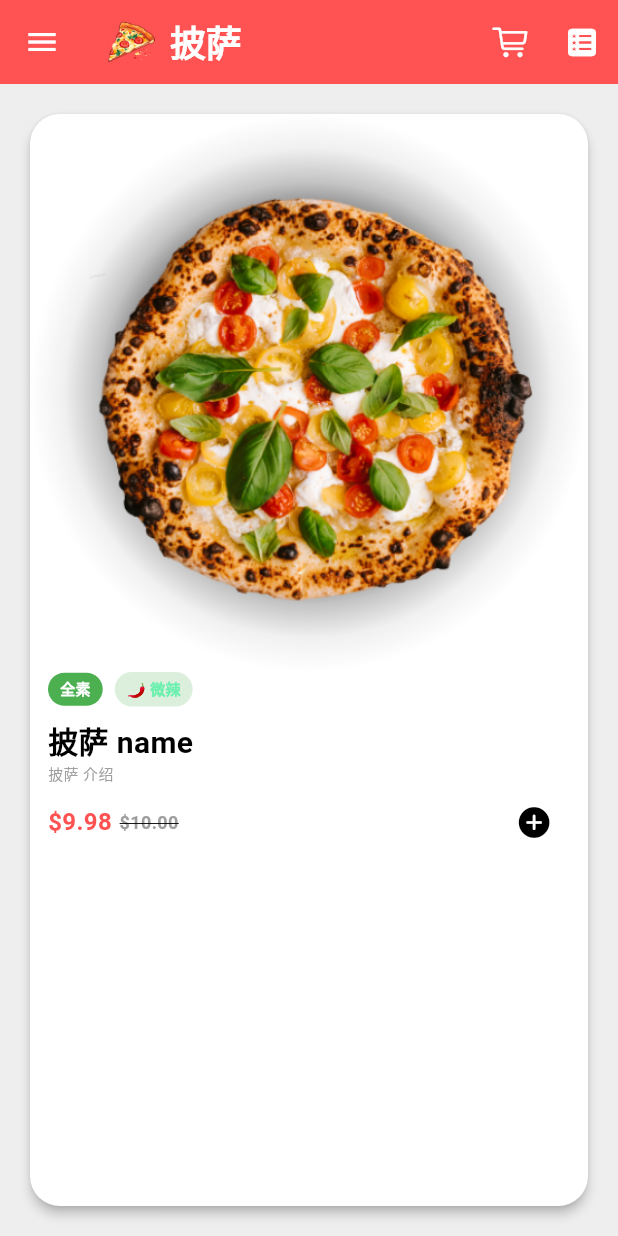
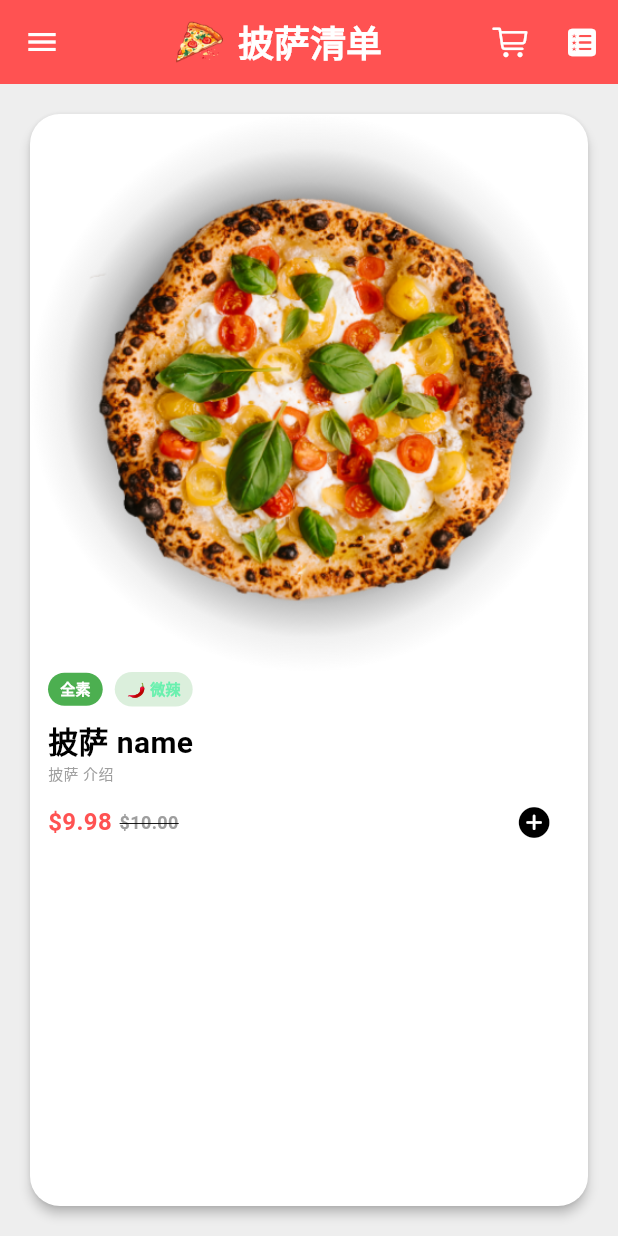
Before and after one commit to Keekuun/hello_flutter_pizza_app, a Flutter app: the screen it shows once a user with an empty profile is signed in, on a phone screen of 412 x 824 dp. Run offline on Flutter 3.47's test engine with Material 3 defaults, Android fonts, the phone set to English and light mode, and no system bars; our stand-ins replace bloc, cloud_firestore, equatable, firebase_auth, firebase_core, flutter_bloc and 2 more; accounts and stored records are empty.

Commit message:
feat: update page title & drawer

```diff
--- a/lib/pages/auth/views/auth_page.dart
+++ b/lib/pages/auth/views/auth_page.dart
@@ -2,6 +2,7 @@ import 'dart:ui';
 
 import 'package:flutter/material.dart';
 import 'package:flutter_bloc/flutter_bloc.dart';
+import 'package:hello_flutter_pizza_app/components/home_drawer.dart';
 import 'package:hello_flutter_pizza_app/pages/auth/blocs/sign_up_bloc/sign_up_bloc.dart';
 import 'package:hello_flutter_pizza_app/pages/auth/views/sign_in_page.dart';
 import 'package:hello_flutter_pizza_app/pages/auth/views/sign_up_page.dart';
@@ -36,6 +37,7 @@ class _AuthPageState extends State<AuthPage> with TickerProviderStateMixin {
       key: _scaffoldKey,
       appBar: AppBar(
         title: Row(
+          mainAxisAlignment: MainAxisAlignment.center,
           children: [
             Image.asset('assets/8.png', scale: 20),
             const SizedBox(
@@ -53,6 +55,21 @@ class _AuthPageState extends State<AuthPage> with TickerProviderStateMixin {
         titleTextStyle: const TextStyle(
             color: Colors.white, fontSize: 20, fontWeight: FontWeight.w500),
         backgroundColor: Colors.redAccent,
+        leading: IconButton(
+          icon: const Icon(
+            Icons.menu,
+            color: Colors.white,
+          ),
+          onPressed: () {
+            if (_scaffoldKey.currentState!.isDrawerOpen) {
+              _scaffoldKey.currentState!.closeDrawer();
+              //close drawer, if drawer is open
+            } else {
+              _scaffoldKey.currentState!.openDrawer();
+              //open drawer, if drawer is closed
+            }
+          },
+        ),
       ),
       backgroundColor: Theme.of(context).colorScheme.background,
       body: SingleChildScrollView(
@@ -115,6 +132,7 @@ class _AuthPageState extends State<AuthPage> with TickerProviderStateMixin {
           ],
         ),
       )),
+      drawer: const HomeDrawer(),
     );
   }
 }
--- a/lib/pages/home/home_detail_page.dart
+++ b/lib/pages/home/home_detail_page.dart
@@ -9,7 +9,10 @@ class HomeDetailPage extends StatelessWidget {
 
   @override
   Widget build(BuildContext context) {
-    return Scaffold(
+    return Title(
+        color: Colors.white,
+        title: '披萨详情',
+        child: Scaffold(
             backgroundColor: Theme.of(context).colorScheme.background,
             appBar: AppBar(
               backgroundColor: Theme.of(context).colorScheme.primary,
@@ -22,7 +25,7 @@ class HomeDetailPage extends StatelessWidget {
                     width: 10,
                   ),
                   const Text(
-                '披萨',
+                    '披萨详情',
                     style: TextStyle(
                         fontWeight: FontWeight.bold,
                         fontSize: 28,
@@ -68,8 +71,8 @@ class HomeDetailPage extends StatelessWidget {
                                 offset: Offset(3, 3),
                                 blurRadius: 5)
                           ],
-                      image:
-                          DecorationImage(image: AssetImage('assets/1.png'))),
+                          image: DecorationImage(
+                              image: AssetImage('assets/1.png'))),
                     ),
                     const SizedBox(
                       height: 30,
@@ -97,7 +100,8 @@ class HomeDetailPage extends StatelessWidget {
                                   child: Text(
                                     'pizza.name',
                                     style: TextStyle(
-                                    fontSize: 20, fontWeight: FontWeight.bold),
+                                        fontSize: 20,
+                                        fontWeight: FontWeight.bold),
                                   ),
                                 ),
                                 Expanded(
@@ -105,7 +109,8 @@ class HomeDetailPage extends StatelessWidget {
                                   child: Align(
                                     alignment: Alignment.centerRight,
                                     child: Column(
-                                  crossAxisAlignment: CrossAxisAlignment.end,
+                                      crossAxisAlignment:
+                                          CrossAxisAlignment.end,
                                       children: [
                                         Text(
                                           "\$${10 - (10 * (0.2) / 100)}",
@@ -180,7 +185,8 @@ class HomeDetailPage extends StatelessWidget {
                                     backgroundColor: Colors.red,
                                     foregroundColor: Colors.white,
                                     shape: RoundedRectangleBorder(
-                                    borderRadius: BorderRadius.circular(10))),
+                                        borderRadius:
+                                            BorderRadius.circular(10))),
                                 child: const Text(
                                   "立即购买",
                                   style: TextStyle(
@@ -197,6 +203,6 @@ class HomeDetailPage extends StatelessWidget {
                   ],
                 ),
               ),
-        ));
+            )));
   }
 }
--- a/lib/pages/home/home_page.dart
+++ b/lib/pages/home/home_page.dart
@@ -1,5 +1,10 @@
+import 'dart:developer';
+
 import 'package:flutter/cupertino.dart';
+import 'package:flutter/foundation.dart';
 import 'package:flutter/material.dart';
+
+import '../../components/home_drawer.dart';
 
 class HomePage extends StatelessWidget {
   final _scaffoldKey = GlobalKey<ScaffoldState>();
@@ -14,19 +19,23 @@ class HomePage extends StatelessWidget {
 
   @override
   Widget build(BuildContext context) {
-    return Scaffold(
+    return Title(
+        color: Colors.white,
+        title: '披萨选购',
+        child: Scaffold(
           key: _scaffoldKey,
           backgroundColor: Theme.of(context).colorScheme.background,
           appBar: AppBar(
             backgroundColor: Theme.of(context).colorScheme.primary,
             title: Row(
+              mainAxisAlignment: MainAxisAlignment.center,
               children: [
                 Image.asset('assets/8.png', scale: 16),
                 const SizedBox(
                   width: 10,
                 ),
                 const Text(
-              '披萨',
+                  '披萨清单',
                   style: TextStyle(
                       fontWeight: FontWeight.bold,
                       fontSize: 24,
@@ -97,8 +106,8 @@ class HomePage extends StatelessWidget {
                                 color: true ? Colors.green : Colors.red,
                                 borderRadius: BorderRadius.circular(30)),
                             child: const Padding(
-                          padding:
-                              EdgeInsets.symmetric(vertical: 4, horizontal: 8),
+                              padding: EdgeInsets.symmetric(
+                                  vertical: 4, horizontal: 8),
                               child: Text(
                                 true ? "全素" : "非素",
                                 style: TextStyle(
@@ -133,7 +142,8 @@ class HomePage extends StatelessWidget {
                       padding: EdgeInsets.symmetric(horizontal: 12.0),
                       child: Text(
                         '披萨 name',
-                    style: TextStyle(fontSize: 20, fontWeight: FontWeight.bold),
+                        style: TextStyle(
+                            fontSize: 20, fontWeight: FontWeight.bold),
                       ),
                     ),
                     Padding(
@@ -157,7 +167,8 @@ class HomePage extends StatelessWidget {
                                   "\$${10 - (10 * (0.2) / 100)}",
                                   style: TextStyle(
                                       fontSize: 16,
-                                  color: Theme.of(context).colorScheme.primary,
+                                      color:
+                                          Theme.of(context).colorScheme.primary,
                                       fontWeight: FontWeight.w700),
                                 ),
                                 const SizedBox(
@@ -175,7 +186,8 @@ class HomePage extends StatelessWidget {
                             ),
                             IconButton(
                                 onPressed: () {},
-                            icon: const Icon(CupertinoIcons.add_circled_solid))
+                                icon: const Icon(
+                                    CupertinoIcons.add_circled_solid))
                           ],
                         ))
                   ],
@@ -183,92 +195,7 @@ class HomePage extends StatelessWidget {
               ),
             ),
           ),
-      drawer: Drawer(
-          backgroundColor: Theme.of(context).colorScheme.background,
-          child: Container(
-            decoration: BoxDecoration(
-              gradient: LinearGradient(colors: [
-                Colors.orange.shade50,
-                Colors.red.shade50,
-                Colors.orange.shade100,
-                Colors.red.shade100
-              ], begin: Alignment.topCenter, end: Alignment.bottomCenter),
-              backgroundBlendMode: BlendMode.lighten,
-              image: const DecorationImage(
-                fit: BoxFit.fitWidth,
-                image: AssetImage('assets/1.png'),
-                alignment: Alignment(0.5, 0.55),
-              ),
-            ),
-            child: Padding(
-              padding: const EdgeInsets.symmetric(vertical: 40, horizontal: 20),
-              child: Column(
-                children: [
-                  Row(
-                    children: [
-                      Image.asset('assets/8.png', scale: 16),
-                      const SizedBox(
-                        width: 10,
-                      ),
-                      Text(
-                        '欢迎光临',
-                        style: TextStyle(
-                            fontWeight: FontWeight.bold,
-                            fontSize: 22,
-                            color: Theme.of(context).colorScheme.primary),
-                      )
-                    ],
-                  ),
-                  const SizedBox(
-                    height: 30,
-                  ),
-                  ListBody(children: [
-                    ListTile(
-                        onTap: () {},
-                        title: Row(children: [
-                          Icon(Icons.local_pizza,
-                              color: Theme.of(context).colorScheme.onSecondary),
-                          const SizedBox(width: 10),
-                          Text('披萨介绍',
-                              style: TextStyle(
-                                  color: Theme.of(context)
-                                      .colorScheme
-                                      .onSecondary)),
-                        ])),
-                    ListTile(
-                        onTap: () {},
-                        title: Row(children: [
-                          Icon(Icons.storefront,
-                              color: Theme.of(context).colorScheme.primary),
-                          const SizedBox(width: 10),
-                          Text('关于本店',
-                              style: TextStyle(
-                                  color:
-                                  Theme.of(context).colorScheme.primary)),
-                        ])),
-                    ListTile(
-                        onTap: () {},
-                        title: const Row(children: [
-                          Icon(Icons.person, color: Colors.black87),
-                          SizedBox(width: 10),
-                          Text('个人中心', style: TextStyle(color: Colors.black87)),
-                        ])),
-                    ListTile(
-                        onTap: () {},
-                        title: const Row(children: [
-                          Icon(Icons.exit_to_app_rounded, color: Colors.red),
-                          SizedBox(width: 10),
-                          Text('退出登录', style: TextStyle(color: Colors.red)),
-                        ]))
-                  ]),
-                  const Spacer(),
-                  const Text('做披萨我们是认真的！',
-                      style: TextStyle(color: Colors.black54)),
-                  const Text('v1.0.0', style: TextStyle(color: Colors.grey)),
-                ],
-              ),
-            ),
-          )),
-    );
+          drawer: const HomeDrawer(),
+        ));
   }
 }
```
Lines whose indentation alone changed are shown as unchanged.
